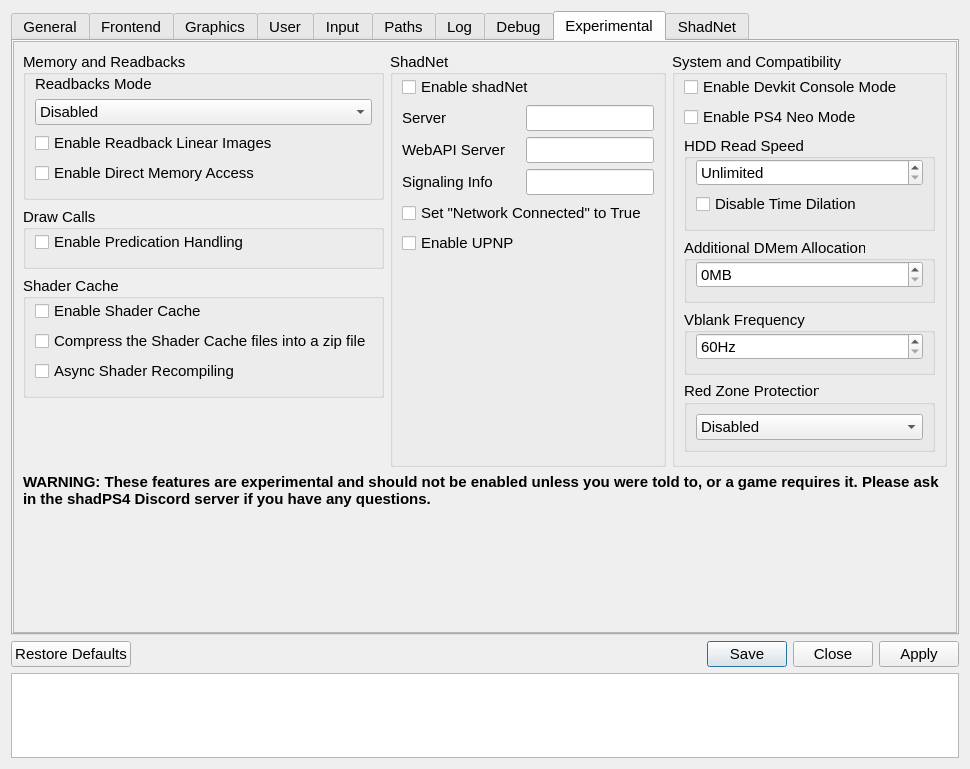
Above: src/qt_gui/settings_dialog.ui from cuesta4/shadps4-qtlauncher before the change. Below: the same form after it.
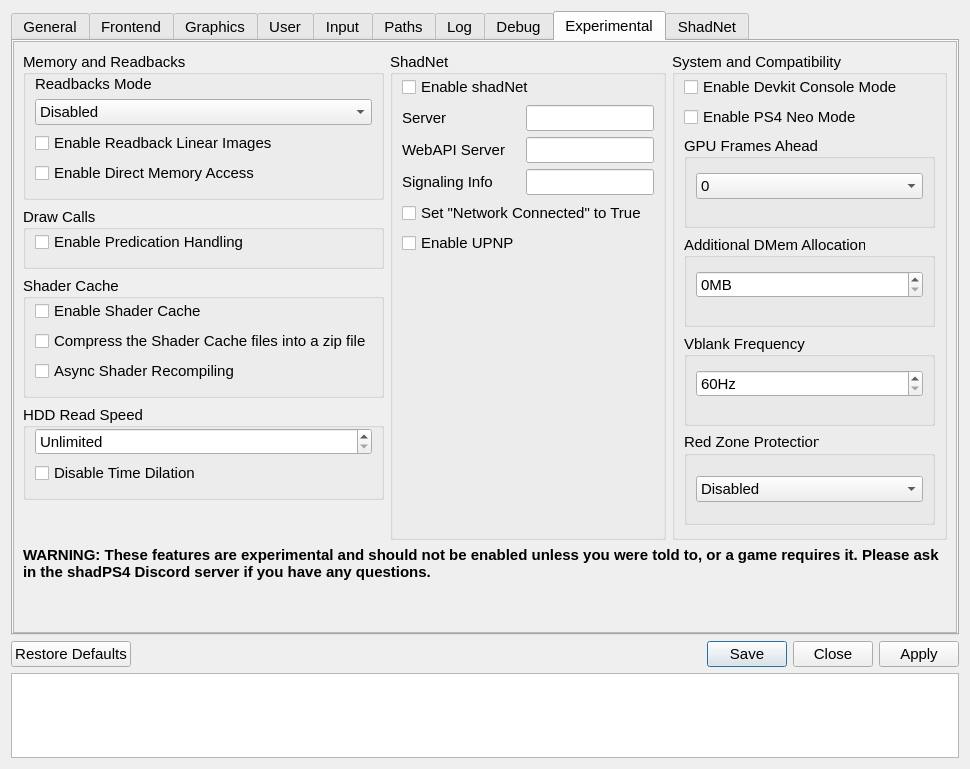
That is the form after the change. The open tabs and pages were chosen to show the change. Icons and pictures are not drawn.

Commit message:
gui: add NVIDIA Reflex and GPU frames ahead options
The Graphics tab gets an "Enable NVIDIA Reflex" checkbox below the
present mode, and the Experimental tab a "GPU Frames Ahead" selector
(0 to 2, default 2), for the emulator's enable_reflex and
gpu_frames_ahead settings, saved globally or per game.

```diff
--- a/src/qt_gui/settings_dialog.ui
+++ b/src/qt_gui/settings_dialog.ui
@@ -2469,6 +2469,31 @@
                  </layout>
                 </widget>
                </item>
+               <item>
+                 <widget class="QGroupBox" name="hddReadSpeedGroupBox">
+                  <property name="sizePolicy"><sizepolicy hsizetype="Preferred" vsizetype="Minimum"><horstretch>0</horstretch><verstretch>0</verstretch></sizepolicy></property>
+                  <property name="title"><string>HDD Read Speed</string></property>
+                  <property name="alignment"><set>Qt::AlignmentFlag::AlignLeading|Qt::AlignmentFlag::AlignLeft|Qt::AlignmentFlag::AlignVCenter</set></property>
+                  <layout class="QVBoxLayout" name="hddReadSpeedLayout">
+                   <property name="leftMargin"><number>9</number></property><property name="topMargin"><number>0</number></property><property name="bottomMargin"><number>12</number></property>
+                   <item>
+                    <widget class="QSpinBox" name="hddReadSpeedSpinBox">
+                     <property name="accelerated"><bool>true</bool></property>
+                     <property name="correctionMode"><enum>QAbstractSpinBox::CorrectionMode::CorrectToNearestValue</enum></property>
+                     <property name="keyboardTracking"><bool>false</bool></property>
+                     <property name="specialValueText"><string>Unlimited</string></property>
+                     <property name="suffix"><string notr="true"> MiB/s</string></property>
+                     <property name="maximum"><number>100000</number></property>
+                    </widget>
+                   </item>
+                   <item>
+                    <widget class="QCheckBox" name="app0DisableTimeStretchingCheckBox">
+                     <property name="text"><string>Disable Time Dilation</string></property>
+                    </widget>
+                   </item>
+                  </layout>
+                 </widget>
+               </item>
                <item><spacer name="renderingGroupsSpacer"><property name="orientation"><enum>Qt::Orientation::Vertical</enum></property><property name="sizeHint" stdset="0"><size><width>20</width><height>40</height></size></property></spacer></item>
               </layout>
              </item>
@@ -2610,29 +2635,19 @@
                </widget>
               </item>
               <item>
-                <widget class="QGroupBox" name="hddReadSpeedGroupBox">
+                <widget class="QGroupBox" name="gpuFramesAheadGroupBox">
                  <property name="sizePolicy"><sizepolicy hsizetype="Preferred" vsizetype="Minimum"><horstretch>0</horstretch><verstretch>0</verstretch></sizepolicy></property>
-                 <property name="title"><string>HDD Read Speed</string></property>
+                 <property name="title"><string>GPU Frames Ahead</string></property>
                  <property name="alignment"><set>Qt::AlignmentFlag::AlignLeading|Qt::AlignmentFlag::AlignLeft|Qt::AlignmentFlag::AlignVCenter</set></property>
-                 <layout class="QVBoxLayout" name="hddReadSpeedLayout">
+                 <layout class="QVBoxLayout" name="gpuFramesAheadLayout">
                   <property name="leftMargin"><number>9</number></property><property name="topMargin"><number>0</number></property><property name="bottomMargin"><number>12</number></property>
                  <item>
-                  <widget class="QSpinBox" name="hddReadSpeedSpinBox">
-                   <property name="accelerated"><bool>true</bool></property>
-                   <property name="correctionMode"><enum>QAbstractSpinBox::CorrectionMode::CorrectToNearestValue</enum></property>
-                   <property name="keyboardTracking"><bool>false</bool></property>
-                   <property name="specialValueText"><string>Unlimited</string></property>
-                   <property name="suffix"><string notr="true"> MiB/s</string></property>
-                   <property name="maximum"><number>100000</number></property>
+                  <widget class="QComboBox" name="gpuFramesAheadComboBox">
+                   <item><property name="text"><string notr="true">0</string></property></item>
+                   <item><property name="text"><string notr="true">1</string></property></item>
+                   <item><property name="text"><string notr="true">2</string></property></item>
                   </widget>
                  </item>
-                  <item>
-                   <widget class="QCheckBox" name="app0DisableTimeStretchingCheckBox">
-                    <property name="text">
-                     <string>Disable Time Dilation</string>
-                    </property>
-                   </widget>
-                 </item>
                 </layout>
                </widget>
               </item>
```
Left out of the diff: 7 changed lines with no effect on the pictures. The commit also changes 2 other files.
